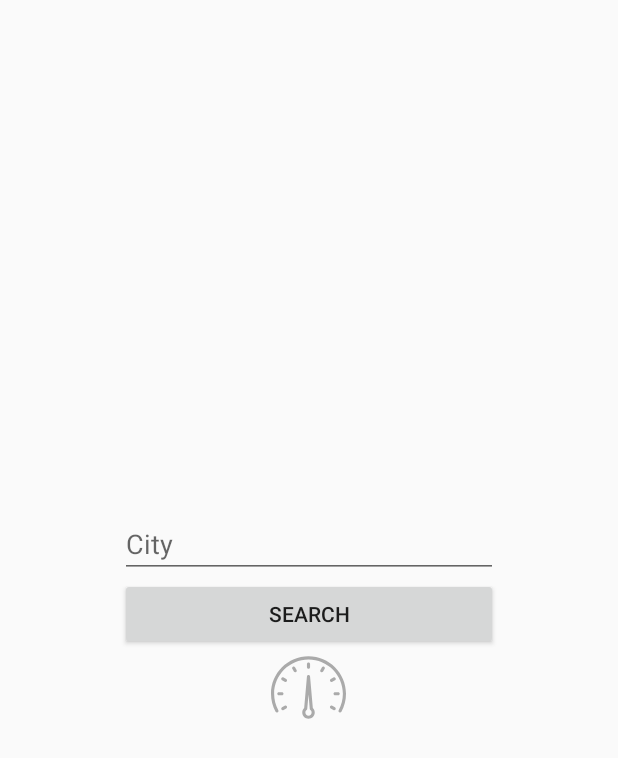
After one commit to eldegen/hw3a3again, an Android app: the MenuFragment screen opened through its navigation route, on a phone screen of 412 x 824 dp. The commit adds this screen. Shown: the top 758 px of the screen. Run offline under Robolectric (Android 15) with nearby library versions, the phone set to English and light mode, and no system bars; our stand-ins replace Dagger/Hilt's generated code; 3 statements that could not run were skipped.

Commit message:
SafeArgs работает

```diff
--- /dev/null
+++ b/app/src/main/java/com/example/hw3a3again/ui/menu/MenuFragment.java
@@ -0,0 +1,49 @@
+package com.example.hw3a3again.ui.menu;
+
+import android.os.Bundle;
+
+import androidx.annotation.NonNull;
+import androidx.annotation.Nullable;
+import androidx.fragment.app.Fragment;
+import androidx.navigation.NavController;
+import androidx.navigation.Navigation;
+
+import android.view.LayoutInflater;
+import android.view.View;
+import android.view.ViewGroup;
+import android.widget.Toast;
+
+import com.example.hw3a3again.R;
+import com.example.hw3a3again.databinding.FragmentMenuBinding;
+
+public class MenuFragment extends Fragment {
+
+    private FragmentMenuBinding binding;
+    private NavController controller;
+
+    public MenuFragment() {
+
+    }
+
+    @Override
+    public View onCreateView(LayoutInflater inflater, ViewGroup container,
+                             Bundle savedInstanceState) {
+        // Inflate the layout for this fragment
+        binding = FragmentMenuBinding.inflate(inflater, container, false);
+        controller = Navigation.findNavController(requireActivity(), R.id.nav_host);
+        return binding.getRoot();
+    }
+
+    @Override
+    public void onViewCreated(@NonNull View view, @Nullable Bundle savedInstanceState) {
+        super.onViewCreated(view, savedInstanceState);
+
+        binding.btnSearch.setOnClickListener(new View.OnClickListener() {
+            @Override
+            public void onClick(View v) {
+                String cityBuffer = binding.editText.getText().toString();
+                controller.navigate(MenuFragmentDirections.actionMenuFragmentToWeatherFragment2().setCityName(cityBuffer));
+            }
+        });
+    }
+}
--- a/app/src/main/java/com/example/hw3a3again/ui/weather/WeatherFragment.java
+++ b/app/src/main/java/com/example/hw3a3again/ui/weather/WeatherFragment.java
@@ -8,6 +8,8 @@ import androidx.annotation.Nullable;
 import androidx.fragment.app.Fragment;
 import androidx.lifecycle.Observer;
 import androidx.lifecycle.ViewModelProvider;
+import androidx.navigation.NavController;
+import androidx.navigation.Navigation;
 
 import android.util.Log;
 import android.view.LayoutInflater;
@@ -15,11 +17,11 @@ import android.view.View;
 import android.view.ViewGroup;
 import android.widget.Toast;
 
-import com.example.hw3a3again.App;
 import com.example.hw3a3again.R;
 import com.example.hw3a3again.common.Resource;
 import com.example.hw3a3again.data.models.MainResponse;
 import com.example.hw3a3again.databinding.FragmentWeatherBinding;
+import com.google.android.material.snackbar.Snackbar;
 
 import java.math.BigDecimal;
 import java.math.RoundingMode;
@@ -37,7 +39,10 @@ import dagger.hilt.android.AndroidEntryPoint;
 public class WeatherFragment extends Fragment {
 
     private FragmentWeatherBinding binding;
+    private NavController controller;
     private WeatherViewModel viewModel;
+
+    private WeatherFragmentArgs args;
 
     private String city = "Bishkek";
     private String apikey = "7b6537fda7b672d63330155ecf0bdaf8";
@@ -52,12 +57,16 @@ public class WeatherFragment extends Fragment {
     public View onCreateView(LayoutInflater inflater, ViewGroup container,
                              Bundle savedInstanceState) {
         binding = FragmentWeatherBinding.inflate(inflater, container, false);
+        controller = Navigation.findNavController(requireActivity(), R.id.nav_host);
         return binding.getRoot();
     }
 
     @Override
     public void onViewCreated(@NonNull View view, @Nullable Bundle savedInstanceState) {
         super.onViewCreated(view, savedInstanceState);
+        args = WeatherFragmentArgs.fromBundle(getArguments());
+        city = args.getCityName();
+
         DecimalFormat df = new DecimalFormat("###.###");
 
         Date currentDate = new Date();
@@ -95,10 +104,18 @@ public class WeatherFragment extends Fragment {
                         break;
                     }
                     case ERROR: {
-                        Toast.makeText(getContext(), "Error", Toast.LENGTH_SHORT).show();
+                        Snackbar.make(view, "Failed to load data! (" + mainResponse.msg + ")", Snackbar.LENGTH_LONG)
+                                .show();
                         break;
                     }
                 }
+            }
+        });
+
+        binding.ivRectangle.setOnClickListener(new View.OnClickListener() {
+            @Override
+            public void onClick(View v) {
+                controller.navigate(R.id.menuFragment);
             }
         });
 
--- /dev/null
+++ b/app/src/main/res/layout/fragment_menu.xml
@@ -0,0 +1,29 @@
+<?xml version="1.0" encoding="utf-8"?>
+<LinearLayout xmlns:android="http://schemas.android.com/apk/res/android"
+    xmlns:tools="http://schemas.android.com/tools"
+    android:gravity="center"
+    android:orientation="vertical"
+    android:layout_marginHorizontal="80dp"
+    android:layout_width="match_parent"
+    android:layout_height="match_parent"
+    tools:context=".ui.menu.MenuFragment">
+
+    <EditText
+        android:id="@+id/edit_text"
+        android:hint="@string/city_hint"
+        android:layout_width="match_parent"
+        android:layout_height="wrap_content"/>
+
+    <Button
+        android:id="@+id/btn_search"
+        android:text="@string/search_text"
+        android:layout_width="match_parent"
+        android:layout_height="wrap_content"/>
+
+    <ImageView
+        android:id="@+id/iv"
+        android:src="@drawable/ic_barometr"
+        android:layout_width="50dp"
+        android:layout_height="50dp"/>
+
+</LinearLayout>
--- a/app/src/main/res/navigation/nav_graph.xml
+++ b/app/src/main/res/navigation/nav_graph.xml
@@ -4,10 +4,30 @@
     xmlns:tools="http://schemas.android.com/tools"
     android:id="@+id/nav_graph.xml"
     app:startDestination="@id/weatherFragment">
-
+    <fragment
+        android:id="@+id/menuFragment"
+        android:name="com.example.hw3a3again.ui.menu.MenuFragment"
+        android:label="fragment_menu"
+        tools:layout="@layout/fragment_menu" >
+        <action
+            android:id="@+id/action_menuFragment_to_weatherFragment2"
+            app:destination="@id/weatherFragment" >
+            <argument
+                android:name="cityName"
+                app:argType="string"
+                android:defaultValue="Bishkek"
+                app:nullable="false"/>
+        </action>
+    </fragment>
     <fragment
         android:id="@+id/weatherFragment"
         android:name="com.example.hw3a3again.ui.weather.WeatherFragment"
         android:label="fragment_weather"
-        tools:layout="@layout/fragment_weather" />
+        tools:layout="@layout/fragment_weather" >
+        <argument
+            android:name="cityName"
+            app:argType="string"
+            android:defaultValue="Bishkek"
+            app:nullable="false"/>
+    </fragment>
 </navigation>
--- a/app/src/main/res/values/strings.xml
+++ b/app/src/main/res/values/strings.xml
@@ -21,4 +21,6 @@
     <string name="new_wind_speed_blank">0m/s</string>
     <string name="wind_text">Wind</string>
     <string name="pressure_text">Pressure</string>
+    <string name="search_text">Search</string>
+    <string name="city_hint">City</string>
 </resources>
```
